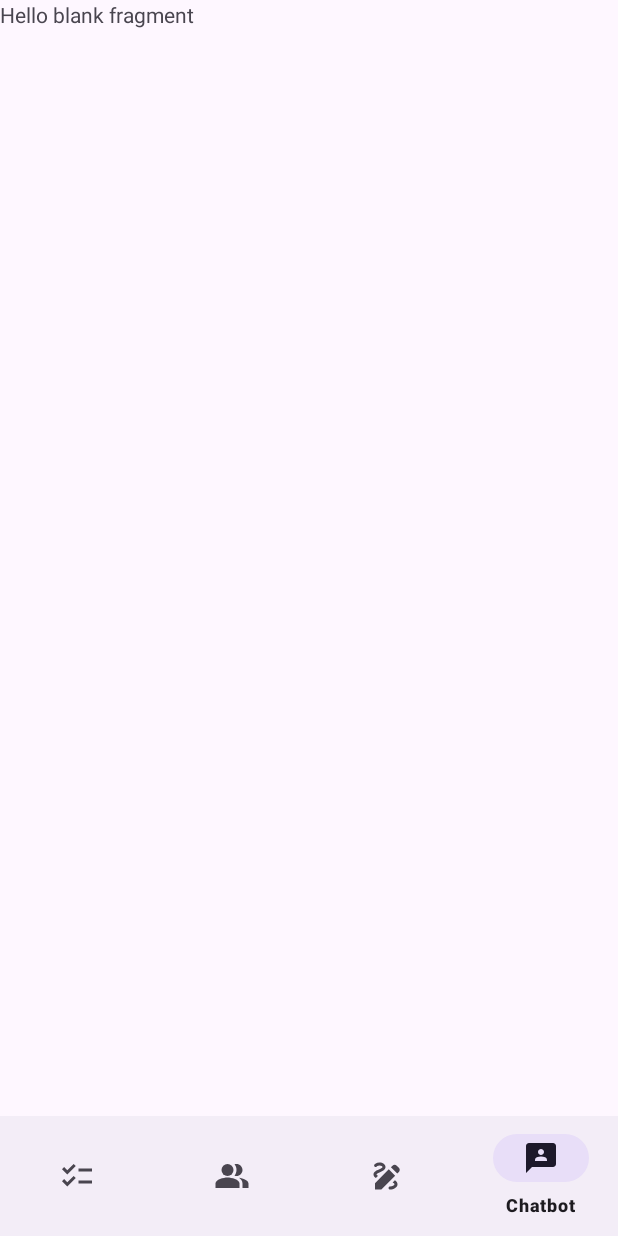
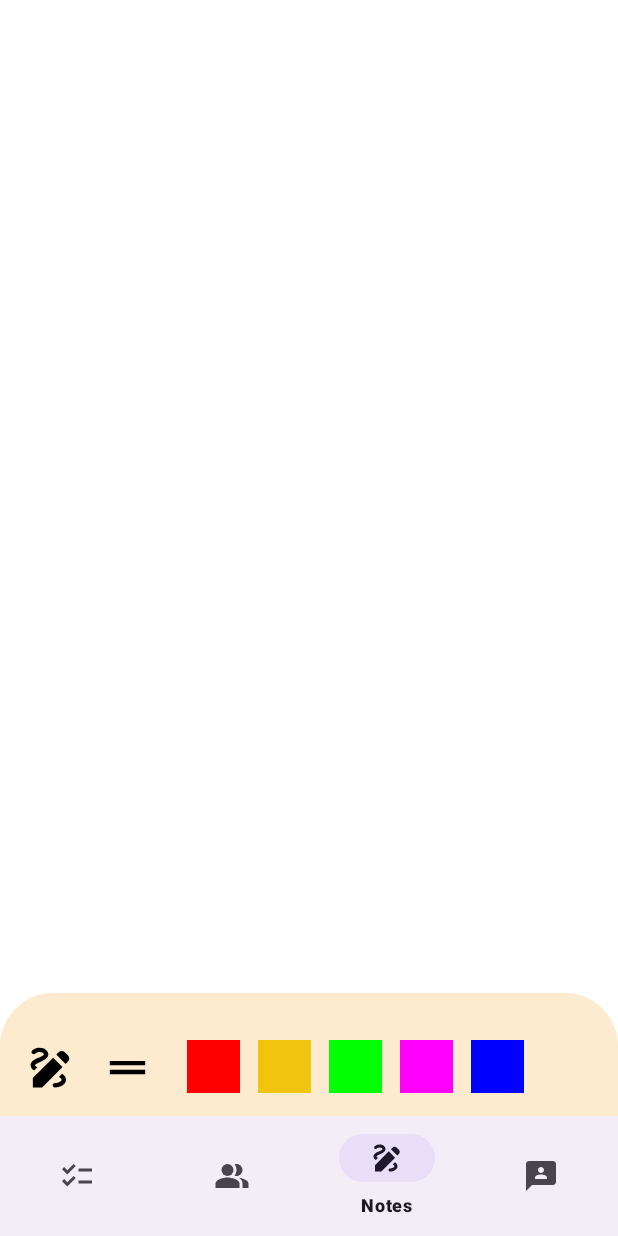
Before and after one commit to akkified/StudentSparks, an Android app: the fragment DrawingFragment placed in its activity, item 4 of the bottom bar chosen, on a phone screen of 412 x 824 dp. Run offline under Robolectric (Android 15) with nearby library versions, the phone set to English and light mode, and no system bars.

Commit message:
drawing works

```diff
--- a/app/build.gradle.kts
+++ b/app/build.gradle.kts
@@ -39,6 +39,7 @@ dependencies {
     implementation("com.google.firebase:firebase-analytics")
     implementation("com.google.android.material:material:1.11.0")
     implementation("androidx.constraintlayout:constraintlayout:2.1.4")
+    implementation("androidx.preference:preference:1.2.0")
     testImplementation("junit:junit:4.13.2")
     androidTestImplementation("androidx.test.ext:junit:1.1.5")
     androidTestImplementation("androidx.test.espresso:espresso-core:3.5.1")
--- a/app/src/main/java/com/coding/studentsparks/DrawingFragment.java
+++ b/app/src/main/java/com/coding/studentsparks/DrawingFragment.java
@@ -33,50 +33,73 @@ public class DrawingFragment extends Fragment {
 
     @Override
     public void onViewCreated(View view, @Nullable Bundle savedInstanceState) {
+        Button pencil = getView().findViewById(R.id.draw_button);
+        Button eraser = getView().findViewById(R.id.erase_button);
+        Button red = getView().findViewById(R.id.red_button);
+        Button yello = getView().findViewById(R.id.yello_button);
+        Button green = getView().findViewById(R.id.green_button);
+        Button magenta = getView().findViewById(R.id.magenta_button);
+        Button blue = getView().findViewById(R.id.blue_button);
 
-
-    }
-
-
-    public void pencil(View view) {
-        paint_brush.setColor(Color.BLACK);
-        currentColor(paint_brush.getColor());
-    }
-
-    public void eraser(View view) {
-        pathList.clear();
-        colorList.clear();
-        path.reset();
+        eraser.setOnClickListener(new View.OnClickListener() {
+            @Override
+            public void onClick(View v) {
+                pathList.clear();
+                colorList.clear();
+                path.reset();
+            }
+        });
+        pencil.setOnClickListener(new View.OnClickListener() {
+            @Override
+            public void onClick(View v) {
+                paint_brush.setColor(Color.BLACK);
+                currentColor(paint_brush.getColor());
+            }
+        });
+        red.setOnClickListener(new View.OnClickListener() {
+            @Override
+            public void onClick(View v) {
+                paint_brush.setColor(Color.RED);
+                currentColor(paint_brush.getColor());
+            }
+        });
+        yello.setOnClickListener(new View.OnClickListener() {
+            @Override
+            public void onClick(View v) {
+                paint_brush.setColor(Color.YELLOW);
+                currentColor(paint_brush.getColor());
+            }
+        });
+        green.setOnClickListener(new View.OnClickListener() {
+            @Override
+            public void onClick(View v) {
+                paint_brush.setColor(Color.GREEN);
+                currentColor(paint_brush.getColor());
+            }
+        });
+        magenta.setOnClickListener(new View.OnClickListener() {
+            @Override
+            public void onClick(View v) {
+                paint_brush.setColor(Color.MAGENTA);
+                currentColor(paint_brush.getColor());
+            }
+        });
+        blue.setOnClickListener(new View.OnClickListener() {
+            @Override
+            public void onClick(View v) {
+                paint_brush.setColor(Color.BLUE);
+                currentColor(paint_brush.getColor());
+            }
+        });
     }
 
 
 
 
 
-    public void redColor(View view) {
-        paint_brush.setColor(Color.RED);
-        currentColor(paint_brush.getColor());
-    }
 
-    public void yelloColor(View view) {
-        paint_brush.setColor(Color.YELLOW);
-        currentColor(paint_brush.getColor());
-    }
 
-    public void greenColor(View view) {
-        paint_brush.setColor(Color.GREEN);
-        currentColor(paint_brush.getColor());
-    }
 
-    public void magentaColor(View view) {
-        paint_brush.setColor(Color.MAGENTA);
-        currentColor(paint_brush.getColor());
-    }
-
-    public void blueColor(View view) {
-        paint_brush.setColor(Color.BLUE);
-        currentColor(paint_brush.getColor());
-    }
     public void currentColor(int c){
         current_brush = c;
         path = new Path();
--- a/app/src/main/java/com/coding/studentsparks/MainActivity.java
+++ b/app/src/main/java/com/coding/studentsparks/MainActivity.java
@@ -18,7 +18,7 @@ public class MainActivity extends AppCompatActivity {
     TodoFragment todoFragment = new TodoFragment();
     TeachersFragment teachersFragment = new TeachersFragment();
     DrawingFragment drawingFragment = new DrawingFragment();
-    chatbotFragment chatbotFragment = new chatbotFragment();
+
 
 
 
@@ -45,14 +45,13 @@ public class MainActivity extends AppCompatActivity {
                 } else if (id == R.id.drawing) {
                     getSupportFragmentManager().beginTransaction().replace(R.id.container, drawingFragment).commit();
                     return true;
-                } else if (id == R.id.chatbot) {
-                    getSupportFragmentManager().beginTransaction().replace(R.id.container, chatbotFragment).commit();
-                    return true;
+                }
 
-            }
+
 
 
                 return false;
+
             }
         });
 
--- a/app/src/main/java/com/coding/studentsparks/TodoFragment.java
+++ b/app/src/main/java/com/coding/studentsparks/TodoFragment.java
@@ -3,6 +3,7 @@ package com.coding.studentsparks;
 import android.content.Context;
 import android.os.Bundle;
 
+import androidx.annotation.NonNull;
 import androidx.annotation.Nullable;
 import androidx.fragment.app.Fragment;
 
@@ -19,6 +20,8 @@ import android.widget.Toast;
 import java.sql.Array;
 import java.util.ArrayList;
 
+import kotlin.text.UStringsKt;
+
 public class TodoFragment extends Fragment {
 
     private ArrayList<String> items;
@@ -29,6 +32,13 @@ public class TodoFragment extends Fragment {
     @Override
     public View onCreateView(LayoutInflater inflater, ViewGroup container,
                              Bundle savedInstanceState) {
+        if (savedInstanceState != null) {
+            items = savedInstanceState.getStringArrayList("To-do");
+            Toast.makeText(getActivity().getApplicationContext(), "saved instance state is not empty", Toast.LENGTH_LONG).show();
+        }
+        if (items == null) {
+            items = new ArrayList<>();
+        }
         return inflater.inflate(R.layout.fragment_todo, container, false);
     }
     @Override
@@ -41,11 +51,17 @@ public class TodoFragment extends Fragment {
                 addItem(view);
             }
         });
-        items = new ArrayList<>();
-        itemsAdapter = new ArrayAdapter<>(getActivity(), android.R.layout.simple_list_item_1);
+        //items = new ArrayList<>();
+        itemsAdapter = new ArrayAdapter<>(getActivity(), android.R.layout.simple_list_item_1, items);
         listView.setAdapter(itemsAdapter);
         setUpListViewListener();
 
+    }
+
+    @Override
+    public void onSaveInstanceState(@NonNull Bundle outState) {
+        super.onSaveInstanceState(outState);
+        outState.putStringArrayList("To-do", items);
     }
 
     private void setUpListViewListener() {
--- a/app/src/main/java/com/coding/studentsparks/chatbotFragment.java
+++ /dev/null
@@ -1,64 +0,0 @@
-package com.coding.studentsparks;
-
-import android.os.Bundle;
-
-import androidx.fragment.app.Fragment;
-
-import android.view.LayoutInflater;
-import android.view.View;
-import android.view.ViewGroup;
-
-/**
- * A simple {@link Fragment} subclass.
- * Use the {@link chatbotFragment#newInstance} factory method to
- * create an instance of this fragment.
- */
-public class chatbotFragment extends Fragment {
-
-    // TODO: Rename parameter arguments, choose names that match
-    // the fragment initialization parameters, e.g. ARG_ITEM_NUMBER
-    private static final String ARG_PARAM1 = "param1";
-    private static final String ARG_PARAM2 = "param2";
-
-    // TODO: Rename and change types of parameters
-    private String mParam1;
-    private String mParam2;
-
-    public chatbotFragment() {
-        // Required empty public constructor
-    }
-
-    /**
-     * Use this factory method to create a new instance of
-     * this fragment using the provided parameters.
-     *
-     * @param param1 Parameter 1.
-     * @param param2 Parameter 2.
-     * @return A new instance of fragment chatbotFragment.
-     */
-    // TODO: Rename and change types and number of parameters
-    public static chatbotFragment newInstance(String param1, String param2) {
-        chatbotFragment fragment = new chatbotFragment();
-        Bundle args = new Bundle();
-        args.putString(ARG_PARAM1, param1);
-        args.putString(ARG_PARAM2, param2);
-        fragment.setArguments(args);
-        return fragment;
-    }
-
-    @Override
-    public void onCreate(Bundle savedInstanceState) {
-        super.onCreate(savedInstanceState);
-        if (getArguments() != null) {
-            mParam1 = getArguments().getString(ARG_PARAM1);
-            mParam2 = getArguments().getString(ARG_PARAM2);
-        }
-    }
-
-    @Override
-    public View onCreateView(LayoutInflater inflater, ViewGroup container,
-                             Bundle savedInstanceState) {
-        // Inflate the layout for this fragment
-        return inflater.inflate(R.layout.fragment_chatbot, container, false);
-    }
-}
--- a/app/src/main/res/layout/fragment_chatbot.xml
+++ /dev/null
@@ -1,14 +0,0 @@
-<?xml version="1.0" encoding="utf-8"?>
-<FrameLayout xmlns:android="http://schemas.android.com/apk/res/android"
-    xmlns:tools="http://schemas.android.com/tools"
-    android:layout_width="match_parent"
-    android:layout_height="match_parent"
-    tools:context=".chatbotFragment">
-
-    <!-- TODO: Update blank fragment layout -->
-    <TextView
-        android:layout_width="match_parent"
-        android:layout_height="match_parent"
-        android:text="@string/hello_blank_fragment" />
-
-</FrameLayout>
```
Also changed, not shown: app/src/main/res/values/arrays.xml (added, +12 -0 lines), app/src/main/res/values/strings.xml (+15 -1 lines), app/src/main/res/xml/root_preferences.xml (added, +65 -0 lines).
